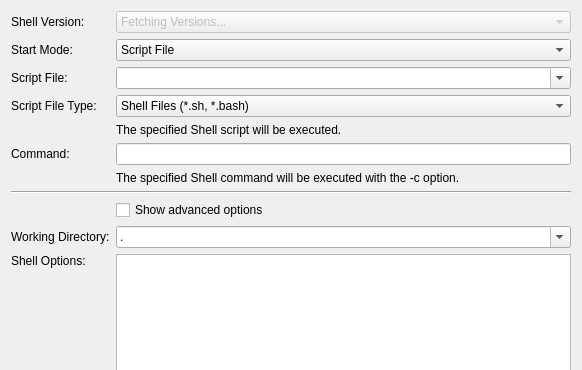
Above: src/brickv/plugin_system/plugins/red/ui/program_page_shell.ui from Tinkerforge/brickv before the change; both pictures show x 0 to 582 and y 0 to 370 of the 582 by 689 pixel window. Below: the same form after it.
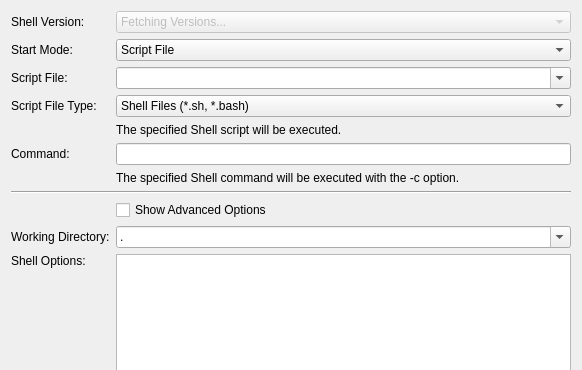
That is the form after the change. Custom widgets are drawn as their Qt base class.

The edit to the form file:
```diff
--- a/src/brickv/plugin_system/plugins/red/ui/program_page_shell.ui
+++ b/src/brickv/plugin_system/plugins/red/ui/program_page_shell.ui
@@ -124,7 +124,7 @@
      <item row="8" column="1" colspan="4">
       <widget class="QCheckBox" name="check_show_advanced_options">
        <property name="text">
-        <string>Show advanced options</string>
+        <string>Show Advanced Options</string>
        </property>
       </widget>
      </item>
```
